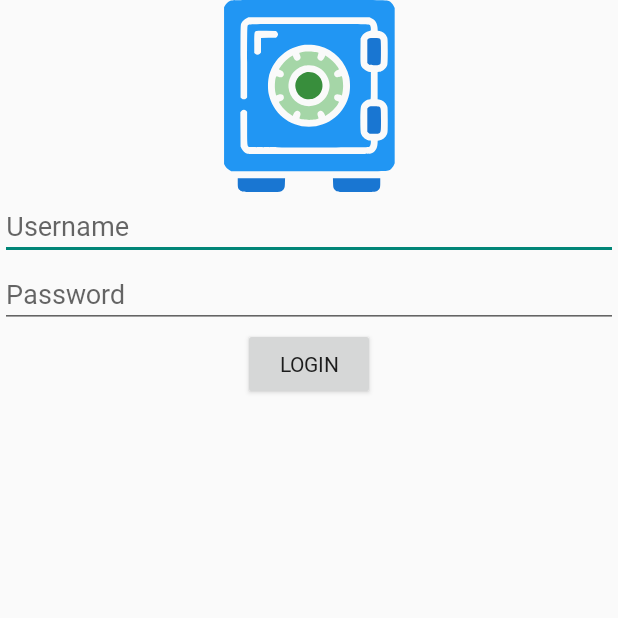
After one commit to muaaaaz/DataSafe, an Android app: the LoginActivity screen opened directly, with no data from a screen before it, on a phone screen of 412 x 824 dp, the top half of it. The commit adds this screen. Run offline under Robolectric (Android 15) with nearby library versions, the phone set to English and light mode, and no system bars.

Commit message:
Create Login Activity.

```diff
--- a/app/src/main/AndroidManifest.xml
+++ b/app/src/main/AndroidManifest.xml
@@ -10,6 +10,9 @@
         android:supportsRtl="true"
         android:theme="@style/Theme.DataSafe">
         <activity
+            android:name=".LoginActivity"
+            android:exported="false" />
+        <activity
             android:name=".SplashActivity"
             android:exported="true">
             <intent-filter>
@@ -18,7 +21,6 @@
                 <category android:name="android.intent.category.LAUNCHER" />
             </intent-filter>
         </activity>
-
         <activity
             android:name=".MainActivity"
             android:exported="false" />
--- /dev/null
+++ b/app/src/main/java/com/example/datasafe/LoginActivity.java
@@ -0,0 +1,37 @@
+package com.example.datasafe;
+
+import android.os.Bundle;
+import android.widget.Button;
+import android.widget.EditText;
+
+import androidx.annotation.NonNull;
+import androidx.appcompat.app.AppCompatActivity;
+
+public class LoginActivity extends AppCompatActivity {
+    EditText usernameEditText, passwordEditText;
+    Button loginBtn;
+
+    @Override
+    protected void onCreate(Bundle savedInstanceState) {
+        super.onCreate(savedInstanceState);
+        setContentView(R.layout.activity_login);
+
+        usernameEditText = findViewById(R.id.editText_username);
+        passwordEditText = findViewById(R.id.editText_password);
+        loginBtn = findViewById(R.id.btn_login);
+        // TODO: 29/12/2021 Implement login on button
+    }
+
+    @Override
+    protected void onSaveInstanceState(@NonNull Bundle outState) {
+        super.onSaveInstanceState(outState);
+        outState.putString("USERNAME", usernameEditText.getText().toString());
+    }
+
+    @Override
+    protected void onRestoreInstanceState(@NonNull Bundle savedInstanceState) {
+        super.onRestoreInstanceState(savedInstanceState);
+        if (savedInstanceState.containsKey("USERNAME"))
+            usernameEditText.setText(savedInstanceState.getString("USERNAME"));
+    }
+}
--- /dev/null
+++ b/app/src/main/res/layout/activity_login.xml
@@ -0,0 +1,38 @@
+<?xml version="1.0" encoding="utf-8"?>
+<LinearLayout xmlns:android="http://schemas.android.com/apk/res/android"
+    xmlns:tools="http://schemas.android.com/tools"
+    android:layout_width="match_parent"
+    android:layout_height="match_parent"
+    android:orientation="vertical"
+    tools:context=".LoginActivity">
+
+    <ImageView
+        android:layout_width="wrap_content"
+        android:layout_height="wrap_content"
+        android:layout_gravity="center"
+        android:contentDescription="@string/logo"
+        android:src="@drawable/ic_safe" />
+
+    <EditText
+        android:id="@+id/editText_username"
+        android:layout_width="match_parent"
+        android:layout_height="wrap_content"
+        android:hint="@string/username"
+        android:inputType="text" />
+
+    <EditText
+        android:id="@+id/editText_password"
+        android:layout_width="match_parent"
+        android:layout_height="wrap_content"
+        android:hint="@string/password"
+        android:inputType="textPassword" />
+
+    <Button
+        android:layout_width="wrap_content"
+        android:layout_height="wrap_content"
+        android:id="@+id/btn_login"
+        android:layout_gravity="center"
+        android:text="@string/login" />
+
+
+</LinearLayout>
--- a/app/src/main/res/values/strings.xml
+++ b/app/src/main/res/values/strings.xml
@@ -2,4 +2,7 @@
     <string name="app_name">DataSafe</string>
     <string name="data_safe">Data Safe</string>
     <string name="logo">Logo</string>
+    <string name="username">Username</string>
+    <string name="password">Password</string>
+    <string name="login">Login</string>
 </resources>
```
